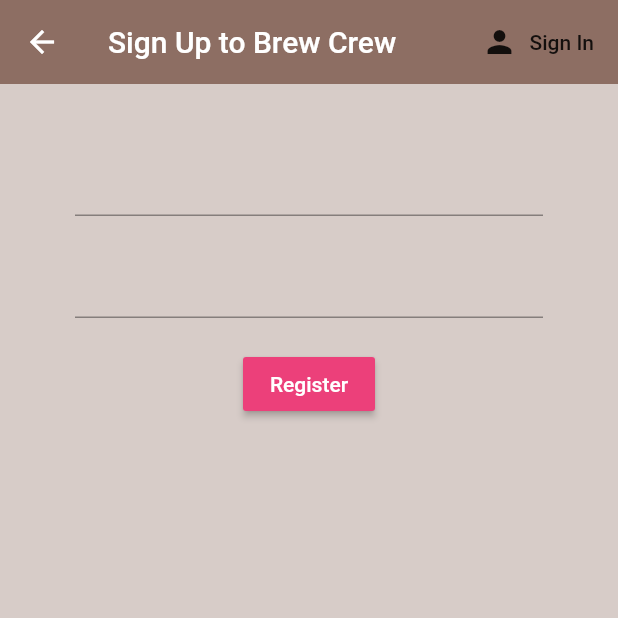
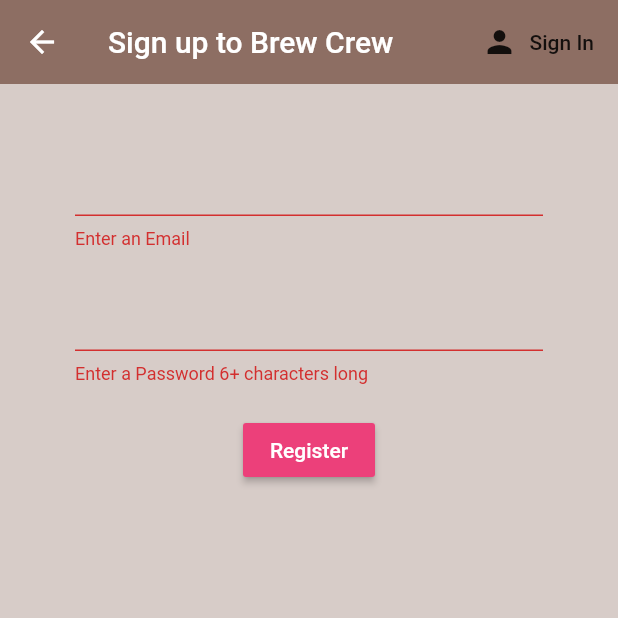
Before and after one commit to AshishBansal-Official/Flutter-Brew_crew, a Flutter app: the Register screen opened directly, after a tap on "Register", on a phone screen of 412 x 824 dp, the top half of it. Run offline on Flutter 3.47's test engine with Material 2 defaults, Android fonts, the phone set to English and light mode, and no system bars; our stand-ins replace firebase_auth; accounts and stored records are empty.

Commit message:
Register with Email and Password

```diff
--- a/lib/screens/authenticate/register.dart
+++ b/lib/screens/authenticate/register.dart
@@ -12,9 +12,13 @@ class Register extends StatefulWidget {
 
 class _RegisterState extends State<Register> {
 
+  final AuthService _auth = AuthService();
+  final _formKey = GlobalKey<FormState>();
+
   // text field state
   String email = '';
   String password = '';
+  String error = '';
 
   @override
   Widget build(BuildContext context) {
@@ -23,7 +27,7 @@ class _RegisterState extends State<Register> {
       appBar: AppBar(
         backgroundColor: Colors.brown[400],
         elevation: 0.0,
-        title: Text("Sign Up to Brew Crew"),
+        title: Text("Sign up to Brew Crew"),
         actions: <Widget>[
           FlatButton.icon(
             icon: Icon(Icons.person),
@@ -37,16 +41,19 @@ class _RegisterState extends State<Register> {
       body: Container(
         padding: EdgeInsets.symmetric(vertical: 20.0, horizontal: 50.0),
         child: Form(
+          key: _formKey,
           child: Column(
             children: <Widget>[
               SizedBox(height: 20.0,),
               TextFormField(
+                validator: (val) => val.isEmpty ? 'Enter an Email' : null,
                 onChanged: (val) {
                   setState(() => email = val );
                 },
               ),
               SizedBox(height: 20.0,),
               TextFormField(
+                validator: (val) => val.length < 6 ? 'Enter a Password 6+ characters long' : null,
                 obscureText: true,
                 onChanged: (val) {
                   setState(() => password = val);
@@ -60,10 +67,20 @@ class _RegisterState extends State<Register> {
                   style: TextStyle(color: Colors.white),
                 ),
                 onPressed: () async {
-                  print(email);
-                  print(password);
+                  if (_formKey.currentState.validate())
+                  {
+                    dynamic result = await _auth.registerWithEmailAndPassword(email, password);
+                    if (result == null) {
+                      setState(() => error = 'Please supply a valid email');
+                    }
+                  }
                 },
-              )
+              ),
+              SizedBox(height: 20.0),
+              Text(
+                error,
+                style: TextStyle(color: Colors.red, fontSize: 14.0),
+              ),
             ]
           ),
         )
--- a/lib/screens/authenticate/sign_in.dart
+++ b/lib/screens/authenticate/sign_in.dart
@@ -25,7 +25,7 @@ class _SignInState extends State<SignIn> {
       appBar: AppBar(
         backgroundColor: Colors.brown[400],
         elevation: 0.0,
-        title: Text("Sign In to Brew Crew"),
+        title: Text("Sign in to Brew Crew"),
         actions: <Widget>[
           FlatButton.icon(
             icon: Icon(Icons.person),
--- a/lib/services/auth.dart
+++ b/lib/services/auth.dart
@@ -30,6 +30,16 @@ class AuthService {
   // Sign in with Email & Password
 
   // Register with Email & Password
+  Future registerWithEmailAndPassword(String email, String password) async {
+    try {
+      AuthResult result = await _auth.createUserWithEmailAndPassword(email: email, password: password);
+      FirebaseUser user = result.user;
+      return _userFromFirebaseUser(user);
+    } catch (e) {
+      print(e.toString());
+      return null;
+    }
+  }
 
   // Sign out
   Future signOut() async {
```
